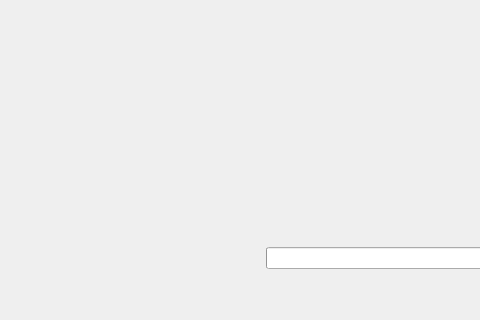
The window that litho_gen.ui (gharley/Lithophane) describes before a commit, drawn with Qt 5; both pictures show x 87 to 567 and y 448 to 768 of the 1024 by 768 pixel window.
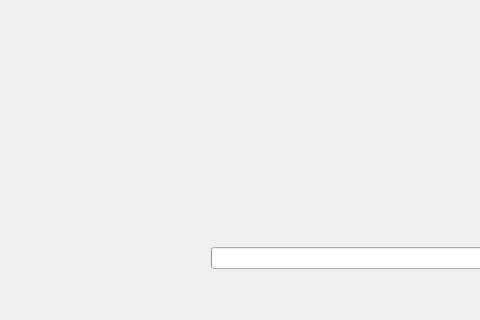
The same window after the commit.

What changed in the file:
```diff
--- a/litho_gen.ui
+++ b/litho_gen.ui
@@ -23,7 +23,7 @@
    </property>
    <layout class="QGridLayout" name="gridLayout_3">
     <item row="2" column="0">
-     <layout class="QGridLayout" name="gridLayout_2" columnstretch="1,2,0">
+     <layout class="QGridLayout" name="gridLayout_2" columnstretch="1,10,0">
       <property name="leftMargin">
        <number>20</number>
       </property>
```
